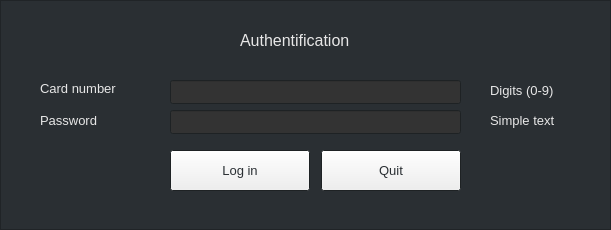
Old version of the form GUI/AuthFrame.ui in the repository i800/BankClient.
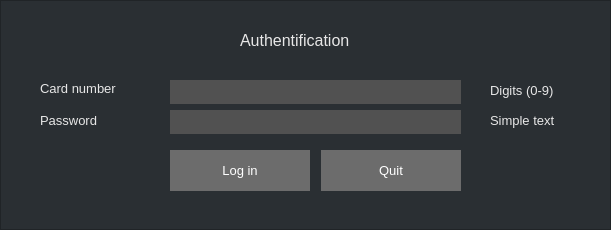
New version of the form.

Commit message: Auth frame style complete.

Diff of the .ui file:
```diff
--- a/GUI/AuthFrame.ui
+++ b/GUI/AuthFrame.ui
@@ -22,12 +22,21 @@
        </color>
       </brush>
      </colorrole>
+     <colorrole role="Button">
+      <brush brushstyle="SolidPattern">
+       <color alpha="255">
+        <red>81</red>
+        <green>81</green>
+        <blue>81</blue>
+       </color>
+      </brush>
+     </colorrole>
      <colorrole role="Dark">
       <brush brushstyle="SolidPattern">
        <color alpha="255">
-        <red>228</red>
-        <green>236</green>
-        <blue>242</blue>
+        <red>81</red>
+        <green>81</green>
+        <blue>81</blue>
        </color>
       </brush>
      </colorrole>
@@ -43,9 +52,9 @@
      <colorrole role="ButtonText">
       <brush brushstyle="SolidPattern">
        <color alpha="255">
-        <red>42</red>
-        <green>47</green>
-        <blue>51</blue>
+        <red>255</red>
+        <green>255</green>
+        <blue>255</blue>
        </color>
       </brush>
      </colorrole>
@@ -87,12 +96,21 @@
        </color>
       </brush>
      </colorrole>
+     <colorrole role="Button">
+      <brush brushstyle="SolidPattern">
+       <color alpha="255">
+        <red>81</red>
+        <green>81</green>
+        <blue>81</blue>
+       </color>
+      </brush>
+     </colorrole>
      <colorrole role="Dark">
       <brush brushstyle="SolidPattern">
        <color alpha="255">
-        <red>228</red>
-        <green>236</green>
-        <blue>242</blue>
+        <red>81</red>
+        <green>81</green>
+        <blue>81</blue>
        </color>
       </brush>
      </colorrole>
@@ -108,9 +126,9 @@
      <colorrole role="ButtonText">
       <brush brushstyle="SolidPattern">
        <color alpha="255">
-        <red>42</red>
-        <green>47</green>
-        <blue>51</blue>
+        <red>255</red>
+        <green>255</green>
+        <blue>255</blue>
        </color>
       </brush>
      </colorrole>
@@ -146,36 +164,45 @@
      <colorrole role="WindowText">
       <brush brushstyle="SolidPattern">
        <color alpha="255">
-        <red>228</red>
-        <green>236</green>
-        <blue>242</blue>
+        <red>81</red>
+        <green>81</green>
+        <blue>81</blue>
+       </color>
+      </brush>
+     </colorrole>
+     <colorrole role="Button">
+      <brush brushstyle="SolidPattern">
+       <color alpha="255">
+        <red>81</red>
+        <green>81</green>
+        <blue>81</blue>
        </color>
       </brush>
      </colorrole>
      <colorrole role="Dark">
       <brush brushstyle="SolidPattern">
        <color alpha="255">
-        <red>228</red>
-        <green>236</green>
-        <blue>242</blue>
+        <red>81</red>
+        <green>81</green>
+        <blue>81</blue>
        </color>
       </brush>
      </colorrole>
      <colorrole role="Text">
       <brush brushstyle="SolidPattern">
        <color alpha="255">
-        <red>228</red>
-        <green>236</green>
-        <blue>242</blue>
+        <red>81</red>
+        <green>81</green>
+        <blue>81</blue>
        </color>
       </brush>
      </colorrole>
      <colorrole role="ButtonText">
       <brush brushstyle="SolidPattern">
        <color alpha="255">
-        <red>228</red>
-        <green>236</green>
-        <blue>242</blue>
+        <red>81</red>
+        <green>81</green>
+        <blue>81</blue>
        </color>
       </brush>
      </colorrole>
@@ -286,6 +313,11 @@
      <pointsize>10</pointsize>
     </font>
    </property>
+   <property name="styleSheet">
+    <string notr="true">background-color: rgb(81, 81, 81);
+border-style: none;
+color: white;</string>
+   </property>
    <property name="inputMethodHints">
     <set>Qt::ImhDigitsOnly</set>
    </property>
@@ -307,6 +339,11 @@
      <pointsize>10</pointsize>
     </font>
    </property>
+   <property name="styleSheet">
+    <string notr="true">background-color: rgb(81, 81, 81);
+border-style: none;
+color: white;</string>
+   </property>
    <property name="inputMethodHints">
     <set>Qt::ImhHiddenText|Qt::ImhNoAutoUppercase|Qt::ImhNoPredictiveText|Qt::ImhSensitiveData</set>
    </property>
@@ -331,6 +368,21 @@
      <pointsize>10</pointsize>
     </font>
    </property>
+   <property name="styleSheet">
+    <string notr="true">QPushButton {
+    background-color: rgb(108, 108, 108);
+    border-style: none;
+    color: white;
+}
+
+QPushButton#pushButton:hover {
+     background-color: rgb(120, 120, 120);     
+}
+
+QPushButton#pushButton:pressed {
+     background-color: rgb(150, 150, 150);     
+}</string>
+   </property>
    <property name="text">
     <string>Log in</string>
    </property>
@@ -385,6 +437,21 @@
      <pointsize>10</pointsize>
     </font>
    </property>
+   <property name="styleSheet">
+    <string notr="true">QPushButton {
+    background-color: rgb(108, 108, 108);
+    border-style: none;
+    color: white;
+}
+
+QPushButton#quitButton:hover {
+     background-color: rgb(120, 120, 120);     
+}
+
+QPushButton#quitButton:pressed {
+     background-color: rgb(150, 150, 150);     
+}</string>
+   </property>
    <property name="text">
     <string>Quit</string>
    </property>
```
